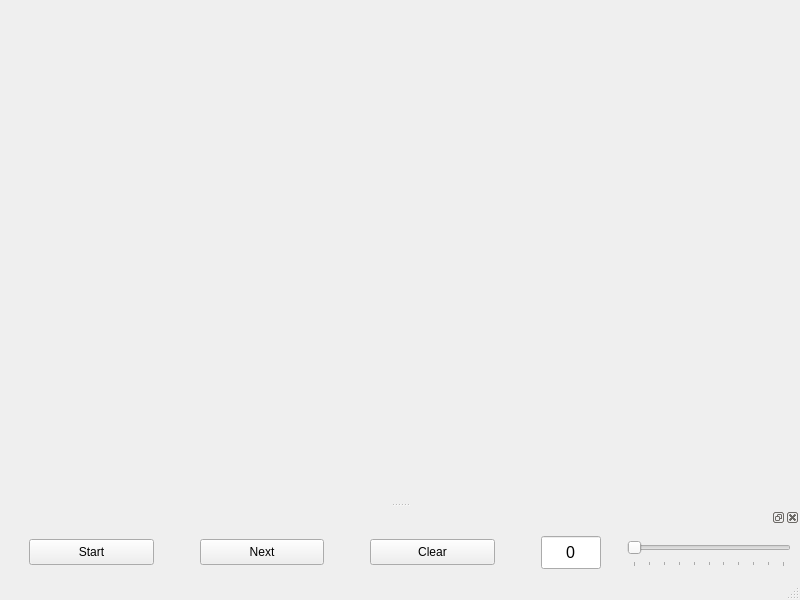
Old version of the form gamewindow.ui in the repository njraf/conways-game-of-life.
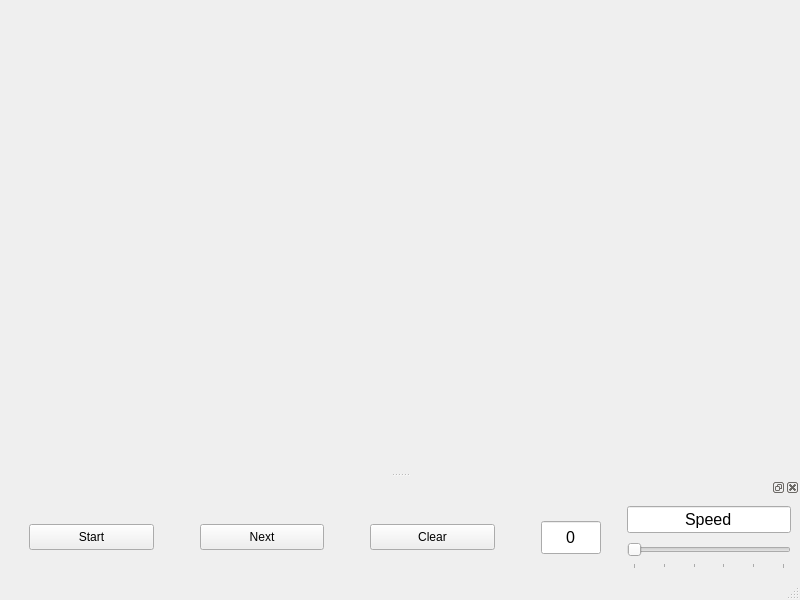
New version of the form.

Commit message: The slider now adjusts speed

```diff
--- a/gamewindow.ui
+++ b/gamewindow.ui
@@ -128,6 +128,29 @@
       </widget>
      </item>
      <item>
+      <layout class="QVBoxLayout" name="verticalLayout_2">
+       <item>
+        <widget class="QLineEdit" name="speedLabel">
+         <property name="sizePolicy">
+          <sizepolicy hsizetype="Minimum" vsizetype="Fixed">
+           <horstretch>0</horstretch>
+           <verstretch>0</verstretch>
+          </sizepolicy>
+         </property>
+         <property name="font">
+          <font>
+           <pointsize>12</pointsize>
+          </font>
+         </property>
+         <property name="text">
+          <string>Speed</string>
+         </property>
+         <property name="alignment">
+          <set>Qt::AlignCenter</set>
+         </property>
+        </widget>
+       </item>
+       <item>
       <widget class="QSlider" name="speedSlider">
        <property name="sizePolicy">
         <sizepolicy hsizetype="Maximum" vsizetype="Fixed">
@@ -148,7 +171,7 @@
 </string>
        </property>
        <property name="maximum">
-        <number>10</number>
+          <number>5</number>
        </property>
        <property name="value">
         <number>0</number>
@@ -169,6 +192,8 @@
         <number>0</number>
        </property>
       </widget>
+       </item>
+      </layout>
      </item>
     </layout>
    </widget>
```
Lines whose indentation alone changed are shown as unchanged. The commit also changes 2 other files.
